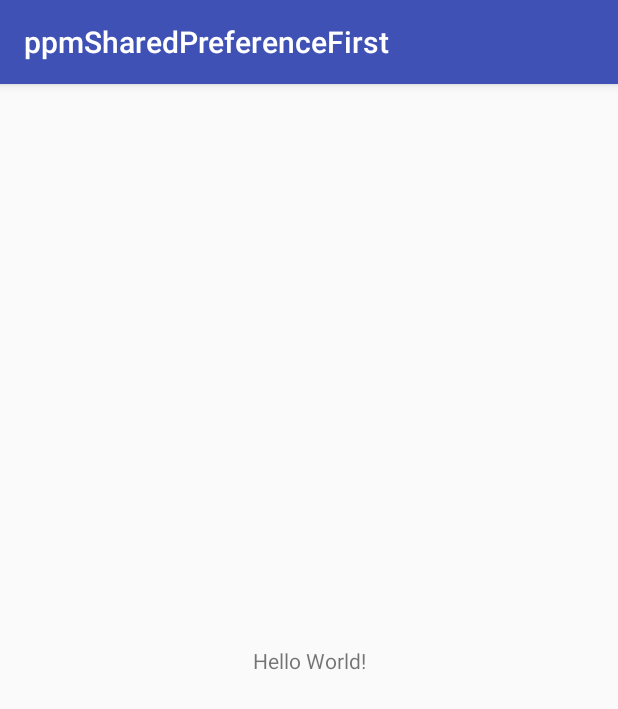
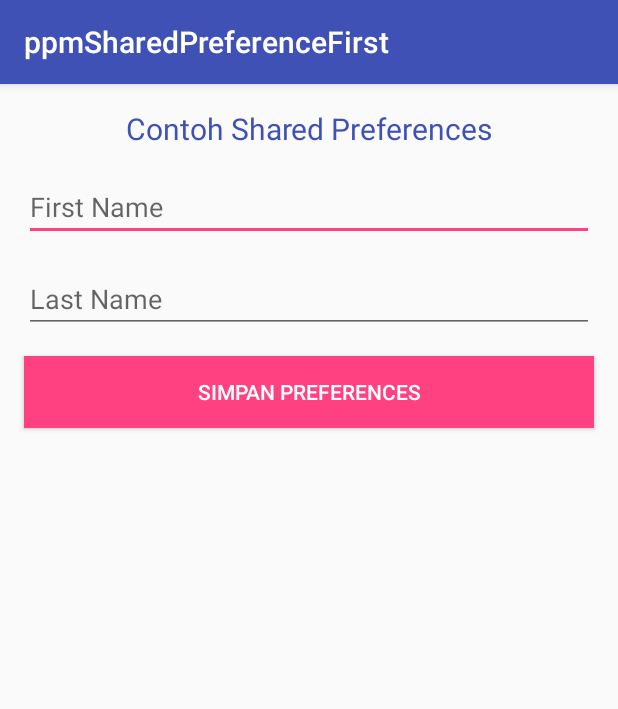
Before and after one commit to siubie/ppmSharedPreferenceFirst, an Android app: the screen it shows after launch (MainActivity), on a phone screen of 412 x 824 dp. Shown: the top 709 px of the screen. Run offline under Robolectric (Android 15) with nearby library versions, the phone set to English and light mode, and no system bars.

Commit message:
shared preference example

```diff
--- a/app/src/main/java/com/putraprima/ppmsharedpreferencefirst/MainActivity.java
+++ b/app/src/main/java/com/putraprima/ppmsharedpreferencefirst/MainActivity.java
@@ -1,13 +1,52 @@
 package com.putraprima.ppmsharedpreferencefirst;
 
+import android.content.SharedPreferences;
 import android.support.v7.app.AppCompatActivity;
 import android.os.Bundle;
+import android.text.TextUtils;
+import android.view.View;
+import android.widget.Button;
+import android.widget.EditText;
+import android.widget.Toast;
 
 public class MainActivity extends AppCompatActivity {
-
+    private static final String TAG = MainActivity.class.getSimpleName();
+    private EditText firstname,lastname;
+    private Button btnSubmit;
+    private SharedPreferences mPref;
+    private static final String PREF_NAME = TAG+"_prefs";
     @Override
     protected void onCreate(Bundle savedInstanceState) {
         super.onCreate(savedInstanceState);
         setContentView(R.layout.activity_main);
+        mPref = getSharedPreferences(PREF_NAME,MODE_PRIVATE);
+        firstname = (EditText) findViewById(R.id.firstname);
+        lastname = (EditText) findViewById(R.id.lastName);
+
+        String storedUsername = mPref.getString("FIRSTNAME","");
+        firstname.setText(storedUsername);
+        String storedPassword = mPref.getString("LASTNAME","");
+        lastname.setText(storedPassword);
+
+        btnSubmit = (Button) findViewById(R.id.button);
+
+        btnSubmit.setOnClickListener(new View.OnClickListener() {
+            @Override
+            public void onClick(View view) {
+                String usernameText = firstname.getText().toString();
+                String passwordText = lastname.getText().toString();
+
+                if(TextUtils.isEmpty(usernameText)||TextUtils.isEmpty(passwordText)){
+                    Toast.makeText(getApplicationContext(),"Semua Data Harus Diisi",Toast.LENGTH_SHORT).show();
+                }else{
+                    SharedPreferences.Editor editor = mPref.edit();
+                    editor.putString("FIRSTNAME",usernameText);
+                    editor.putString("LASTNAME",passwordText);
+                    editor.apply();
+                    firstname.setText("");
+                    lastname.setText("");
+                }
+            }
+        });
     }
 }
--- a/app/src/main/res/layout/activity_main.xml
+++ b/app/src/main/res/layout/activity_main.xml
@@ -9,10 +9,58 @@
     <TextView
         android:layout_width="wrap_content"
         android:layout_height="wrap_content"
-        android:text="Hello World!"
-        app:layout_constraintBottom_toBottomOf="parent"
+        android:text="Contoh Shared Preferences"
         app:layout_constraintLeft_toLeftOf="parent"
         app:layout_constraintRight_toRightOf="parent"
-        app:layout_constraintTop_toTopOf="parent" />
+        app:layout_constraintTop_toTopOf="parent"
+        android:textColor="@color/colorPrimary"
+        android:textSize="20sp"
+        android:layout_marginTop="16dp"
+        android:id="@+id/textView" />
+
+    <EditText
+        android:id="@+id/firstname"
+        android:layout_width="match_parent"
+        android:layout_height="wrap_content"
+        android:layout_marginLeft="16dp"
+        android:layout_marginRight="16dp"
+        android:layout_marginTop="16dp"
+        android:ems="10"
+        android:inputType="textPersonName"
+        android:hint="First Name"
+        app:layout_constraintHorizontal_bias="0.502"
+        app:layout_constraintLeft_toLeftOf="parent"
+        app:layout_constraintRight_toRightOf="parent"
+        app:layout_constraintTop_toBottomOf="@+id/textView" />
+
+    <EditText
+        android:id="@+id/lastName"
+        android:layout_width="match_parent"
+        android:layout_height="wrap_content"
+        android:layout_marginLeft="16dp"
+        android:layout_marginRight="16dp"
+        android:layout_marginTop="16dp"
+        android:ems="10"
+        android:inputType="textPersonName"
+        android:hint="Last Name"
+        app:layout_constraintHorizontal_bias="0.503"
+        app:layout_constraintLeft_toLeftOf="parent"
+        app:layout_constraintRight_toRightOf="parent"
+        app:layout_constraintTop_toBottomOf="@+id/firstname" />
+
+    <Button
+        android:id="@+id/button"
+        android:layout_width="match_parent"
+        android:layout_height="wrap_content"
+        android:layout_marginLeft="16dp"
+        android:layout_marginRight="16dp"
+        android:layout_marginTop="15dp"
+        android:text="Simpan Preferences"
+        android:background="@color/colorAccent"
+        android:textColor="#ffffff"
+        app:layout_constraintLeft_toLeftOf="parent"
+        app:layout_constraintRight_toRightOf="parent"
+        app:layout_constraintTop_toBottomOf="@+id/lastName"
+        app:layout_constraintHorizontal_bias="0.0" />
 
 </android.support.constraint.ConstraintLayout>
```
